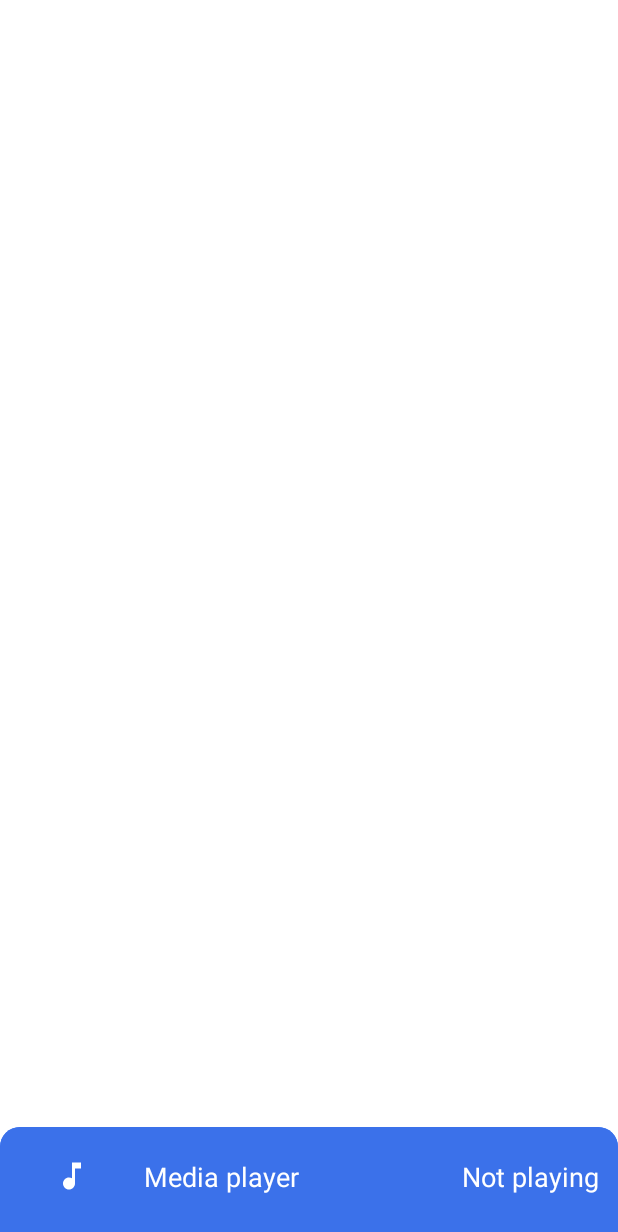
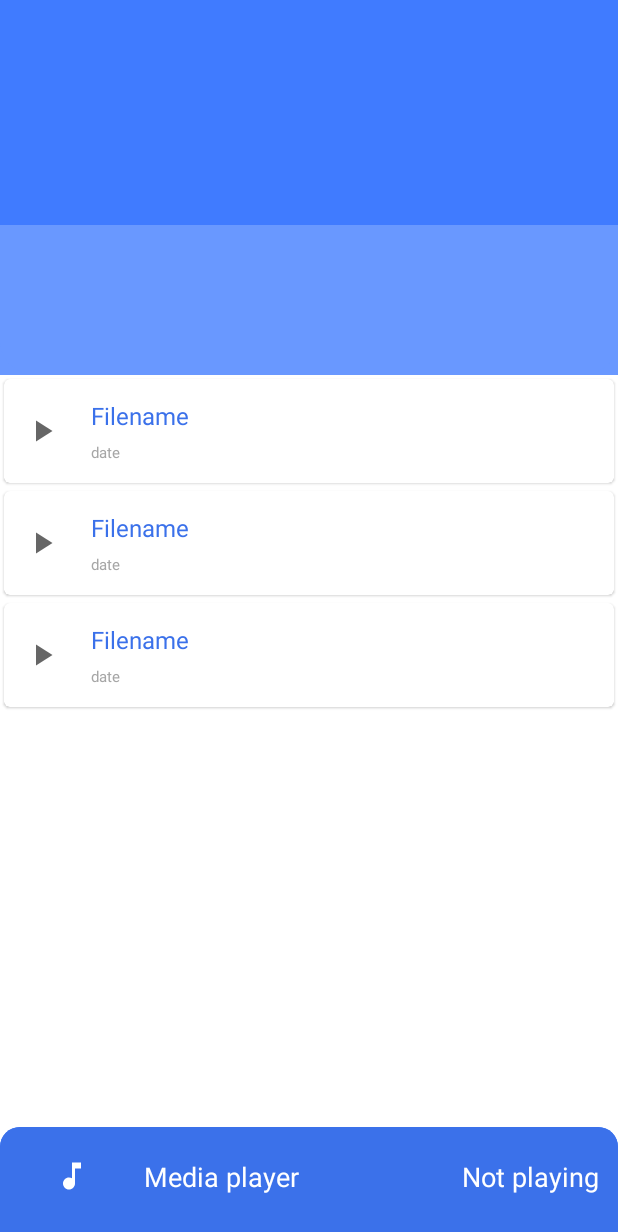
Before and after one commit to pranavelric/Diktafon, an Android app: the layout fragment_record.xml on its own in the app's theme, with its tools: preview values and no code run, on a phone screen of 412 x 824 dp. Shown: the top 1232 px of the screen. Run offline under Robolectric (Android 15) with nearby library versions, the phone set to English and light mode, and no system bars.

Commit message:
show recorded files

```diff
--- a/app/src/main/java/com/voice/voicerecorder/ui/splash/SplashFragment.kt
+++ b/app/src/main/java/com/voice/voicerecorder/ui/splash/SplashFragment.kt
@@ -6,7 +6,7 @@ import android.view.LayoutInflater
 import android.view.View
 import android.view.ViewGroup
 import androidx.navigation.fragment.findNavController
-import com.voice.voicerecorder.MainActivity
+import com.voice.voicerecorder.ui.activities.MainActivity
 import com.voice.voicerecorder.R
 import com.voice.voicerecorder.databinding.FragmentSplashBinding
 import com.voice.voicerecorder.utils.CoroutinesHelper
--- a/app/src/main/java/com/voice/voicerecorder/utils/Constants.kt
+++ b/app/src/main/java/com/voice/voicerecorder/utils/Constants.kt
@@ -3,4 +3,5 @@ package com.voice.voicerecorder.utils
 object Constants {
 
     const val SHARED_PREFRENCES = "SHARED_PREF"
+
 }
--- a/app/src/main/res/layout/activity_main.xml
+++ b/app/src/main/res/layout/activity_main.xml
@@ -4,7 +4,7 @@
     xmlns:tools="http://schemas.android.com/tools"
     android:layout_width="match_parent"
     android:layout_height="match_parent"
-    tools:context=".MainActivity">
+    tools:context=".ui.activities.MainActivity">
 
 
     <fragment
--- a/app/src/main/res/layout/fragment_record.xml
+++ b/app/src/main/res/layout/fragment_record.xml
@@ -4,7 +4,63 @@
     xmlns:tools="http://schemas.android.com/tools"
     android:layout_width="match_parent"
     android:layout_height="match_parent"
-    tools:context=".ui.records.RecordFragment">
+    tools:context=".ui.records.RecordFragment"
+
+    >
+
+    <com.google.android.material.appbar.AppBarLayout
+        android:id="@+id/app_bar"
+        android:layout_width="match_parent"
+        android:layout_height="wrap_content"
+        >
+
+        <com.google.android.material.appbar.CollapsingToolbarLayout
+            android:id="@+id/toolbar_layout"
+            android:layout_width="match_parent"
+            android:layout_height="match_parent"
+            android:background="@color/primary_color"
+            app:contentScrim="@color/primary_color"
+            app:layout_collapseMode="parallax"
+            app:layout_scrollFlags="scroll|exitUntilCollapsed">
+
+            <androidx.constraintlayout.widget.ConstraintLayout
+                android:layout_width="match_parent"
+                android:layout_height="wrap_content"
+                android:background="@color/primary_color"
+                app:layout_collapseMode="parallax">
+
+
+
+                <com.google.android.material.imageview.ShapeableImageView
+                    android:id="@+id/expandedImage"
+                    android:layout_width="match_parent"
+                    android:layout_height="250dp"
+                    android:alpha="0.8"
+                    android:background="@color/primary_color"
+                    android:scaleType="centerCrop"
+                    android:src="@color/blue"
+                    app:layout_collapseParallaxMultiplier="0.7"
+                    app:layout_constraintTop_toTopOf="parent"
+                    app:shapeAppearanceOverlay="@style/roundedImageView"
+
+
+                    />
+
+
+                <ImageView
+                    android:layout_width="match_parent"
+                    android:layout_height="100dp"
+                    android:background="@color/white_color_transparent"
+                    android:scaleType="centerCrop"
+                    app:layout_collapseParallaxMultiplier="0.7"
+                    app:layout_constraintBottom_toBottomOf="parent" />
+
+
+            </androidx.constraintlayout.widget.ConstraintLayout>
+
+        </com.google.android.material.appbar.CollapsingToolbarLayout>
+    </com.google.android.material.appbar.AppBarLayout>
+
 
 
     <androidx.recyclerview.widget.RecyclerView
@@ -12,8 +68,9 @@
         android:layout_width="match_parent"
         android:layout_height="match_parent"
         app:layoutManager="androidx.recyclerview.widget.LinearLayoutManager"
-
-
+        tools:listitem="@layout/voice_item"
+        app:layout_behavior="@string/appbar_scrolling_view_behavior"
+        android:translationY="-40dp"
         />
 
     <include
--- /dev/null
+++ b/app/src/main/res/layout/voice_item.xml
@@ -0,0 +1,62 @@
+<?xml version="1.0" encoding="utf-8"?>
+<com.google.android.material.card.MaterialCardView xmlns:android="http://schemas.android.com/apk/res/android"
+    xmlns:app="http://schemas.android.com/apk/res-auto"
+    android:layout_width="match_parent"
+    android:layout_height="wrap_content"
+    app:cardCornerRadius="@dimen/_3sdp"
+    app:rippleColor="@color/blue"
+    android:id="@+id/voice_item_card"
+    android:elevation="@dimen/_8sdp"
+    android:layout_margin="@dimen/_2sdp"
+    >
+
+    <androidx.constraintlayout.widget.ConstraintLayout
+        android:layout_width="match_parent"
+        android:layout_height="wrap_content"
+        android:padding="@dimen/_10sdp"
+
+        >
+
+        <ImageView
+            android:id="@+id/voice_item_image"
+            android:layout_width="wrap_content"
+            android:layout_height="wrap_content"
+            android:src="@drawable/ic_baseline_play_arrow_24"
+            app:layout_constraintBottom_toBottomOf="parent"
+            app:layout_constraintStart_toStartOf="parent"
+            app:layout_constraintTop_toTopOf="parent" />
+
+        <TextView
+            android:id="@+id/item_name"
+            android:layout_width="0dp"
+            android:layout_height="wrap_content"
+            android:layout_marginStart="@dimen/_16sdp"
+            android:text="Filename"
+            android:textSize="16sp"
+            app:layout_constraintBottom_toTopOf="@id/item_date"
+            app:layout_constraintEnd_toEndOf="parent"
+            app:layout_constraintStart_toEndOf="@id/voice_item_image"
+            app:layout_constraintTop_toTopOf="@id/voice_item_image"
+            android:textColor="@color/dark_blue"
+            />
+
+        <TextView
+            android:id="@+id/item_date"
+            android:layout_width="0dp"
+            android:layout_height="wrap_content"
+            android:layout_marginStart="@dimen/_16sdp"
+            android:layout_marginTop="@dimen/_5sdp"
+            android:text="date"
+            android:textSize="10sp"
+            app:layout_constraintBottom_toBottomOf="@id/voice_item_image"
+            app:layout_constraintEnd_toEndOf="parent"
+            app:layout_constraintStart_toEndOf="@id/voice_item_image"
+            app:layout_constraintTop_toBottomOf="@id/item_name"
+            android:textColor="@color/gray"
+            />
+
+
+    </androidx.constraintlayout.widget.ConstraintLayout>
+
+
+</com.google.android.material.card.MaterialCardView>
--- a/app/src/main/res/values/colors.xml
+++ b/app/src/main/res/values/colors.xml
@@ -11,4 +11,9 @@
 
     <color name="blue">#407BFF</color>
     <color name="dark_blue">#3B71EA</color>
+    <color name="gray">#A6A6A6</color>
+    <color name="primary_color">#407BFF</color>
+    <color name="white_color_transparent">#37FFFFFF</color>
+
+
 </resources>
--- a/app/src/main/res/values/themes.xml
+++ b/app/src/main/res/values/themes.xml
@@ -2,8 +2,8 @@
     <!-- Base application theme. -->
     <style name="Theme.VoiceRecorder" parent="Theme.MaterialComponents.Light.NoActionBar">
         <!-- Primary brand color. -->
-        <item name="colorPrimary">@color/purple_500</item>
-        <item name="colorPrimaryVariant">@color/purple_700</item>
+        <item name="colorPrimary">@color/primary_color</item>
+        <item name="colorPrimaryVariant">@color/dark_blue</item>
         <item name="colorOnPrimary">@color/white</item>
         <!-- Secondary brand color. -->
         <item name="colorSecondary">@color/teal_200</item>
@@ -13,4 +13,14 @@
         <item name="android:statusBarColor" tools:targetApi="l">?attr/colorPrimaryVariant</item>
         <!-- Customize your theme here. -->
     </style>
+
+
+    <style name="roundedImageView" parent="">
+        <item name="cornerFamily">rounded</item>
+        <item name="cornerSizeBottomLeft">@dimen/_18sdp</item>
+        <item name="cornerSizeBottomRight">@dimen/_18sdp</item>
+
+    </style>
+
+
 </resources>
```
Also changed, not shown: app/src/main/AndroidManifest.xml (+9 -2 lines), app/src/main/java/com/voice/voicerecorder/MyApplication.kt (added, +8 -0 lines), app/src/main/java/com/voice/voicerecorder/adapters/VoiceRecordAdapter.kt (added, +85 -0 lines), app/src/main/java/com/voice/voicerecorder/di/AdaptersModule.kt (added, +19 -0 lines), app/src/main/java/com/voice/voicerecorder/ui/activities/MainActivity.kt (renamed from app/src/main/java/com/voice/voicerecorder/MainActivity.kt, +17 -11 lines), app/src/main/java/com/voice/voicerecorder/ui/main/MainFragment.kt (+19 -8 lines), app/src/main/java/com/voice/voicerecorder/ui/records/RecordFragment.kt (+31 -7 lines).
